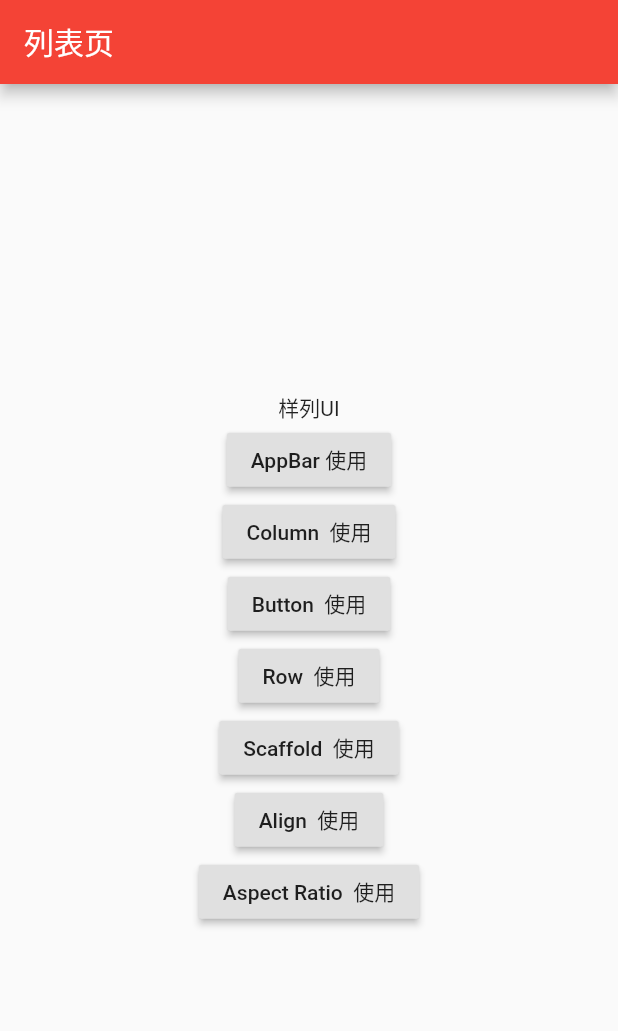
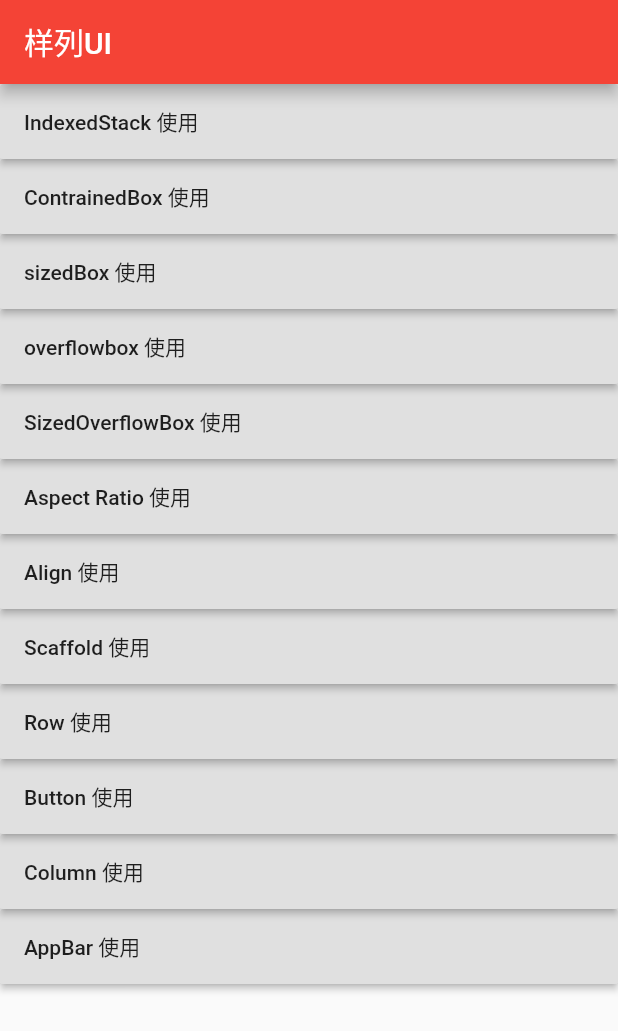
Before and after one commit to javyliu/test_uis, a Flutter app: the screen it shows after launch, on a phone screen of 412 x 824 dp. Shown: the top 1031 px of the screen. Run offline on Flutter 3.47's test engine with Material 2 defaults, Android fonts, the phone set to English and light mode, and no system bars.

Commit message:
添加新文件

```diff
--- a/lib/pages/app.dart
+++ b/lib/pages/app.dart
@@ -4,86 +4,58 @@ import 'package:test_uis/pages/my_stateless_widget.dart';
 import 'package:test_uis/pages/ui_align.dart';
 import 'package:test_uis/pages/ui_aspect_ratio.dart';
 import 'package:test_uis/pages/ui_buttons.dart';
+import 'package:test_uis/pages/ui_contrained_box.dart';
+import 'package:test_uis/pages/ui_indexed_stack.dart';
+import 'package:test_uis/pages/ui_overflow_box.dart';
 import 'package:test_uis/pages/ui_row.dart';
 import 'package:test_uis/pages/ui_scaffold.dart';
+import 'package:test_uis/pages/ui_size_overflow_box.dart';
+import 'package:test_uis/pages/ui_sized_box.dart';
 
 class App extends StatelessWidget {
-  const App({Key key}) : super(key: key);
+  App({Key key}) : super(key: key);
+  final Map<String, Function> routes = {
+    "AppBar 使用": (BuildContext context) => MyStatelessWidget(),
+    "Column 使用": (BuildContext context) => MyColumn(),
+    "Button 使用": (BuildContext context) => UiButton(),
+    "Row 使用": (BuildContext context) => UiRow(),
+    "Scaffold 使用": (BuildContext context) => UiScaffold(),
+    "Align 使用": (BuildContext context) => UiAlign(),
+    "Aspect Ratio 使用": (BuildContext context) => UiAspetRatio(),
+    "SizedOverflowBox 使用": (BuildContext context) => UiSizeOverflowBox(),
+    "overflowbox 使用": (BuildContext context) => UiOverflowBox(),
+    "sizedBox 使用": (BuildContext context) => UiSizedBox(),
+    "ContrainedBox 使用": (BuildContext context) => UiContainedBox(),
+    "IndexedStack 使用": (BuildContext context) => UiIndexedStack(),
+  };
 
   @override
   Widget build(BuildContext context) {
     return Scaffold(
-      appBar: AppBar(title: Text("列表页")),
-      body: Center(
-        child: Column(
-          mainAxisAlignment: MainAxisAlignment.center,
-          children: <Widget>[
-            const Text("样列UI"),
-            RaisedButton(
-              child: Text("AppBar 使用"),
+      appBar: AppBar(title: Text("样列UI")),
+      body: ListView.builder(
+        // padding: const EdgeInsets.all(8),
+        scrollDirection: Axis.vertical,
+        reverse: true,
+        itemCount: routes.length,
+        itemBuilder: (context, index) {
+          String key = routes.keys.toList()[index];
+          print("------------$index------------");
+          return SizedBox(
+            height: 50,
+            child: RaisedButton(
+              // color: Colors.teal[50],
+              child: Align(child: Text(key, textAlign: TextAlign.left), alignment: Alignment.centerLeft),
               onPressed: () => Navigator.push(
                 context,
                 MaterialPageRoute(
-                  builder: (BuildContext context) => MyStatelessWidget(),
+                  builder: routes[key],
                 ),
               ),
             ),
-            RaisedButton(
-              child: Text("Column  使用"),
-              onPressed: () => Navigator.push(
-                context,
-                MaterialPageRoute(
-                  builder: (BuildContext context) => MyColumn(),
-                ),
-              ),
-            ),
-            RaisedButton(
-              child: Text("Button  使用"),
-              onPressed: () => Navigator.push(
-                context,
-                MaterialPageRoute(
-                  builder: (BuildContext context) => UiButton(),
-                ),
-              ),
-            ),
-            RaisedButton(
-              child: Text("Row  使用"),
-              onPressed: () => Navigator.push(
-                context,
-                MaterialPageRoute(
-                  builder: (BuildContext context) => UiRow(),
-                ),
-              ),
-            ),
-            RaisedButton(
-              child: Text("Scaffold  使用"),
-              onPressed: () => Navigator.push(
-                context,
-                MaterialPageRoute(
-                  builder: (BuildContext context) => UiScaffold(),
-                ),
-              ),
-            ),
-            RaisedButton(
-              child: Text("Align  使用"),
-              onPressed: () => Navigator.push(
-                context,
-                MaterialPageRoute(
-                  builder: (BuildContext context) => UiAlign(),
-                ),
-              ),
-            ),
-            RaisedButton(
-              child: Text("Aspect Ratio  使用"),
-              onPressed: () => Navigator.push(
-                context,
-                MaterialPageRoute(
-                  builder: (BuildContext context) => UiAspetRatio(),
-                ),
-              ),
-            ),
-          ],
-        ),
+          );
+        },
+        shrinkWrap: true,
       ),
     );
   }
```
Also changed, not shown: lib/pages/ui_contrained_box.dart (added, +27 -0 lines), lib/pages/ui_indexed_stack.dart (added, +36 -0 lines), lib/pages/ui_overflow_box.dart (added, +25 -0 lines), lib/pages/ui_size_overflow_box.dart (added, +21 -0 lines), lib/pages/ui_sized_box.dart (added, +23 -0 lines).
